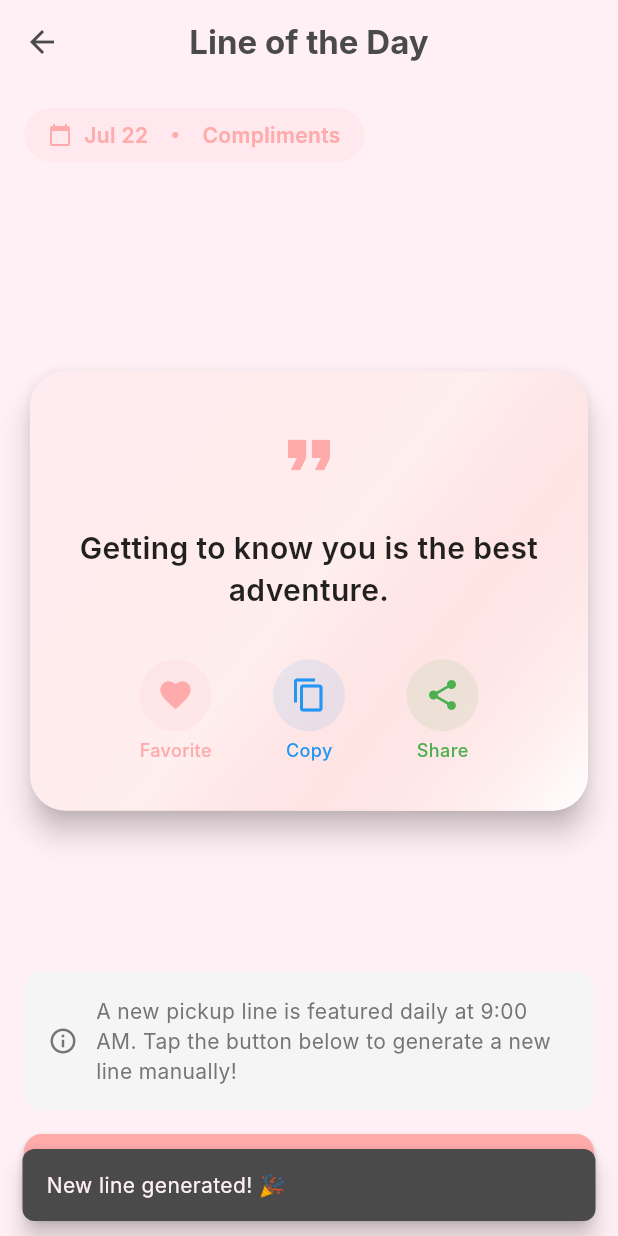
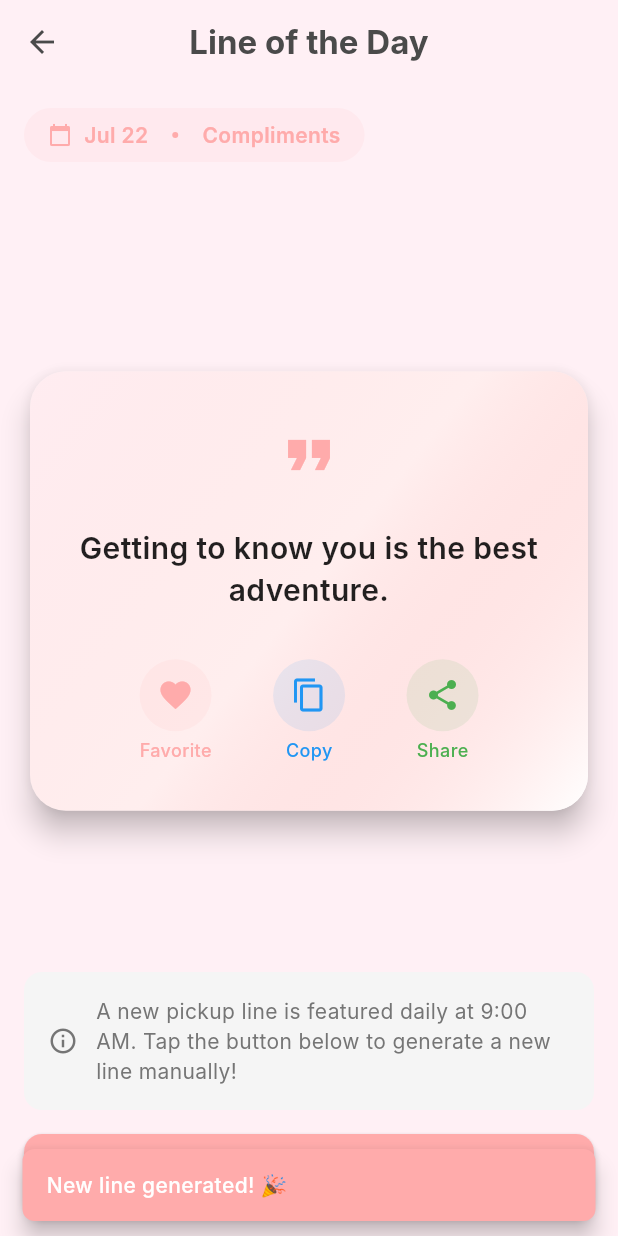
Before and after one commit to Subaskathayat/pickup-lines-app, a Flutter app: the PickupLineOfDayScreen screen opened directly, after a tap on the "favorite outline" icon, after a tap on "Generate New Line", on a phone screen of 412 x 824 dp. Run offline on Flutter 3.47's test engine with Material 3 defaults, Android fonts, the light colour scheme and no system bars; our stand-ins replace flutter_local_notifications, share_plus, shared_preferences, timezone; accounts and stored records are empty; Roboto replaces fonts that are missing (Inter).

Commit message:
Snackbar fix

```diff
--- a/lib/screens/pickup_line_of_day_screen.dart
+++ b/lib/screens/pickup_line_of_day_screen.dart
@@ -3,6 +3,7 @@ import 'package:flutter/services.dart';
 import 'package:share_plus/share_plus.dart';
 import '../services/favorites_service.dart';
 import '../services/line_of_day_service.dart';
+import '../utils/snackbar_utils.dart';
 
 class PickupLineOfDayScreen extends StatefulWidget {
   const PickupLineOfDayScreen({super.key});
@@ -334,29 +335,16 @@ class _PickupLineOfDayScreenState extends State<PickupLineOfDayScreen> {
         isFavorite = !isFavorite;
       });
 
-      ScaffoldMessenger.of(context).showSnackBar(
-        SnackBar(
-          content: Text(
-            isFavorite ? 'Added to favorites ❤️' : 'Removed from favorites',
-          ),
-          duration: const Duration(seconds: 2),
-          behavior: SnackBarBehavior.floating,
-          shape: RoundedRectangleBorder(
-            borderRadius: BorderRadius.circular(8),
-          ),
-        ),
+      SnackBarUtils.showSnackBar(
+        context,
+        isFavorite ? 'Added to favorites ❤️' : 'Removed from favorites',
       );
     }
   }
 
   void _copyToClipboard() {
     Clipboard.setData(ClipboardData(text: todaysLine));
-    ScaffoldMessenger.of(context).showSnackBar(
-      const SnackBar(
-        content: Text('Copied to clipboard'),
-        duration: Duration(seconds: 2),
-      ),
-    );
+    SnackBarUtils.showInfo(context, 'Copied to clipboard');
   }
 
   void _shareText() {
@@ -381,15 +369,10 @@ class _PickupLineOfDayScreenState extends State<PickupLineOfDayScreen> {
 
       // Show success message
       if (mounted) {
-        ScaffoldMessenger.of(context).showSnackBar(
-          const SnackBar(
-            content: Text('New line generated! 🎉'),
-            duration: Duration(seconds: 3),
-            behavior: SnackBarBehavior.floating,
-            shape: RoundedRectangleBorder(
-              borderRadius: BorderRadius.all(Radius.circular(8)),
-            ),
-          ),
+        SnackBarUtils.showSuccess(
+          context,
+          'New line generated! 🎉',
+          duration: const Duration(seconds: 3),
         );
       }
     } catch (e) {
@@ -398,12 +381,10 @@ class _PickupLineOfDayScreenState extends State<PickupLineOfDayScreen> {
           isLoading = false;
         });
 
-        ScaffoldMessenger.of(context).showSnackBar(
-          SnackBar(
-            content: Text('Error generating new line: $e'),
-            duration: const Duration(seconds: 3),
-            backgroundColor: Colors.red,
-          ),
+        SnackBarUtils.showError(
+          context,
+          'Error generating new line: $e',
+          duration: const Duration(seconds: 3),
         );
       }
     }
--- /dev/null
+++ b/lib/utils/snackbar_utils.dart
@@ -0,0 +1,122 @@
+import 'package:flutter/material.dart';
+
+/// Utility class for managing SnackBars globally to prevent queuing issues
+/// All SnackBars use the app's coral pink theme for visual consistency
+class SnackBarUtils {
+  /// App's primary coral pink color for consistent SnackBar styling
+  static const Color _primarySnackBarColor = Color(0xFFFFABAB);
+
+  /// Shows a SnackBar and clears any existing ones to prevent queuing
+  static void showSnackBar(
+    BuildContext context,
+    String message, {
+    Color? backgroundColor,
+    Color? textColor,
+    Duration duration = const Duration(seconds: 2),
+    SnackBarBehavior behavior = SnackBarBehavior.floating,
+    BorderRadius? borderRadius,
+    SnackBarAction? action,
+  }) {
+    // Clear any existing SnackBars first
+    ScaffoldMessenger.of(context).clearSnackBars();
+
+    // Show the new SnackBar with consistent styling
+    ScaffoldMessenger.of(context).showSnackBar(
+      SnackBar(
+        content: Text(
+          message,
+          style: TextStyle(
+            color: textColor ?? Colors.white,
+            fontWeight: FontWeight.w500,
+          ),
+        ),
+        backgroundColor: backgroundColor ?? _primarySnackBarColor,
+        duration: duration,
+        behavior: behavior,
+        shape: RoundedRectangleBorder(
+          borderRadius: borderRadius ?? BorderRadius.circular(8),
+        ),
+        action: action,
+      ),
+    );
+  }
+
+  /// Shows a success SnackBar with coral pink background
+  static void showSuccess(
+    BuildContext context,
+    String message, {
+    Duration duration = const Duration(seconds: 2),
+  }) {
+    showSnackBar(
+      context,
+      message,
+      backgroundColor: _primarySnackBarColor,
+      textColor: Colors.white,
+      duration: duration,
+    );
+  }
+
+  /// Shows an error SnackBar with coral pink background
+  static void showError(
+    BuildContext context,
+    String message, {
+    Duration duration = const Duration(seconds: 2),
+  }) {
+    showSnackBar(
+      context,
+      message,
+      backgroundColor: _primarySnackBarColor,
+      textColor: Colors.white,
+      duration: duration,
+    );
+  }
+
+  /// Shows a warning SnackBar with coral pink background
+  static void showWarning(
+    BuildContext context,
+    String message, {
+    Duration duration = const Duration(seconds: 2),
+  }) {
+    showSnackBar(
+      context,
+      message,
+      backgroundColor: _primarySnackBarColor,
+      textColor: Colors.white,
+      duration: duration,
+    );
+  }
+
+  /// Shows an info SnackBar with coral pink background
+  static void showInfo(
+    BuildContext context,
+    String message, {
+    Duration duration = const Duration(seconds: 2),
+  }) {
+    showSnackBar(
+      context,
+      message,
+      backgroundColor: _primarySnackBarColor,
+      textColor: Colors.white,
+      duration: duration,
+    );
+  }
+
+  /// Shows a SnackBar with coral pink background (maintains backward compatibility)
+  /// Note: backgroundColor parameter is ignored to ensure consistency
+  static void showCustom(
+    BuildContext context,
+    String message,
+    Color backgroundColor, {
+    Duration duration = const Duration(seconds: 2),
+    SnackBarAction? action,
+  }) {
+    showSnackBar(
+      context,
+      message,
+      backgroundColor: _primarySnackBarColor, // Always use coral pink
+      textColor: Colors.white,
+      duration: duration,
+      action: action,
+    );
+  }
+}
```
Also changed, not shown: lib/screens/category_list_screen.dart (+22 -17 lines), lib/screens/custom_collection_screen.dart (+69 -45 lines), lib/screens/favorites_screen.dart (+13 -24 lines), lib/screens/home_screen.dart (+62 -3 lines), lib/screens/search_screen.dart (+5 -21 lines), lib/screens/settings_screen.dart (+12 -12 lines), lib/screens/subscription_screen.dart (+10 -11 lines), lib/screens/text_detail_screen.dart (+7 -23 lines).
